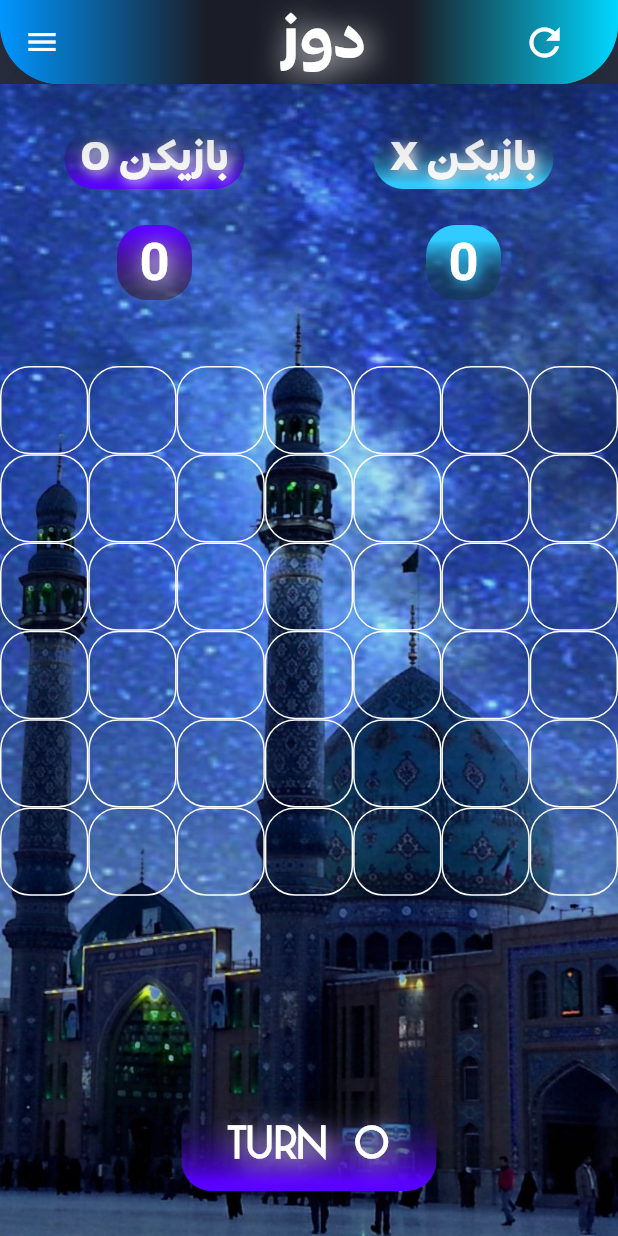
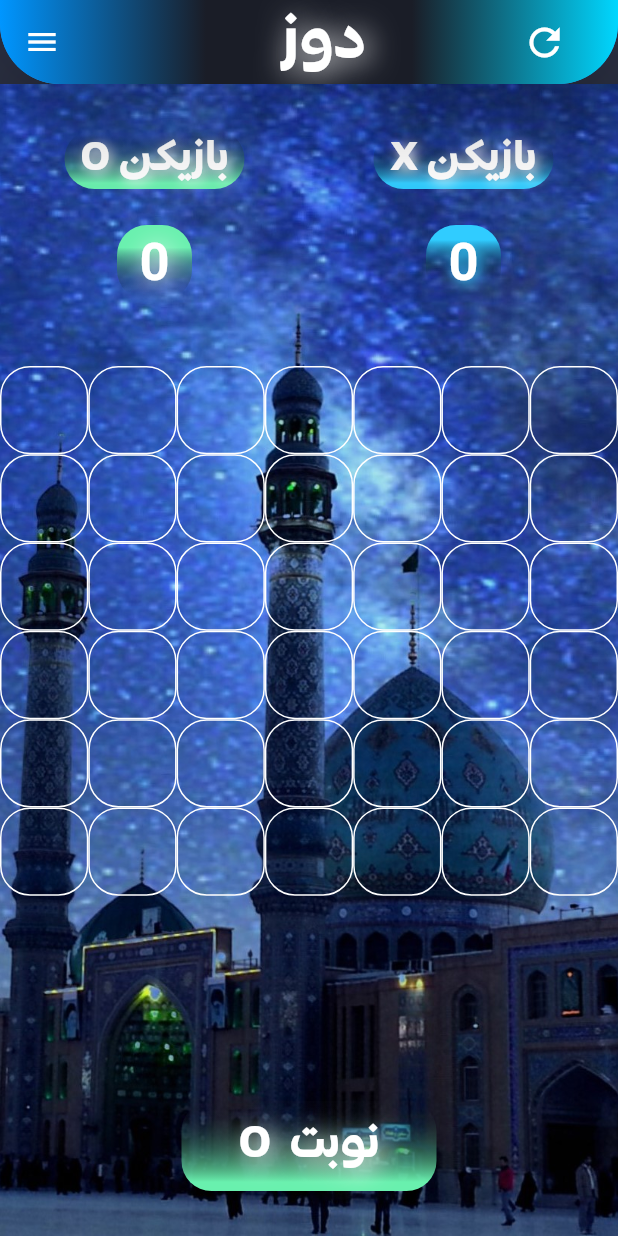
Before and after one commit to amirkhosrwiy/Dooz, a Flutter app: the Home2 screen opened directly, on a phone screen of 412 x 824 dp. Run offline on Flutter 3.47's test engine with Material 2 defaults, Android fonts, the light colour scheme and no system bars; our stand-ins replace gradient_borders.

Commit message:
completed Edits in 13:40  1402/2/3

```diff
--- a/lib/main.dart
+++ b/lib/main.dart
@@ -1,7 +1,7 @@
 import 'dart:async';
 import 'package:application_dooz/screens/selection_game.dart';
 import 'package:flutter/material.dart';
-import 'package:lottie/lottie.dart';
+// import 'package:lottie/lottie.dart';
 import 'package:flutter/services.dart';
 
 void main() async {
@@ -104,7 +104,7 @@ class _SplashScreenState extends State<SplashScreen> {
                 SizedBox(height: 260),
                 Center(
                   child: Text(
-                    'طراح نرم افزار: امیر خسروی',
+                    'طراح نرم افزار: سید رضا موسوی ',
                     style: TextStyle(
                       color: Color(0xff00D7FF),
                       fontFamily: 'QT',
--- a/lib/screens/home2_screen.dart
+++ b/lib/screens/home2_screen.dart
@@ -282,9 +282,9 @@ class _HomeState2 extends State<Home2> {
         height: 60,
         child: Center(
           child: Text(
-            isTurnO ? 'Turn  O' : 'Turn  X',
+            isTurnO ? 'O  نوبت' : 'X  نوبت',
             style: TextStyle(
-              fontFamily: 'GI',
+              fontFamily: 'QT',
               shadows: [
                 Shadow(
                   blurRadius: 20.0, // shadow blur
@@ -304,7 +304,7 @@ class _HomeState2 extends State<Home2> {
             end: Alignment.bottomLeft,
             colors: [
               Color(0xff1A1D27).withOpacity(0.1),
-              isTurnO ? Color(0xff5800FF) : Color(0xff30CCFF),
+              isTurnO ? Colors.greenAccent : Color(0xff30CCFF),
             ],
             stops: [0.1, 0.9],
           ),
@@ -334,7 +334,7 @@ class _HomeState2 extends State<Home2> {
                   color: xOrOList[index] == 'X'
                       ? Color(0xff30CCFF)
                       : xOrOList[index] == 'O'
-                          ? Color(0xff5800FF)
+                          ? Colors.greenAccent
                           : Color(0xffFFFFFF),
                 ),
                 borderRadius: BorderRadius.circular(20),
@@ -343,13 +343,12 @@ class _HomeState2 extends State<Home2> {
                 child: Text(
                   xOrOList[index],
                   style: TextStyle(
-                    fontSize: 60,
-                    fontFamily: 'GI',
-                    fontWeight: FontWeight.bold,
-                    color: xOrOList[index] == 'X'
-                        ? Color(0xff30CCFF)
-                        : Color(0xff5800FF),
-                  ),
+                      fontSize: 60,
+                      fontFamily: 'GI',
+                      fontWeight: FontWeight.bold,
+                      color: xOrOList[index] == 'X'
+                          ? Color(0xff30CCFF)
+                          : Colors.greenAccent),
                 ),
               ),
             ),
@@ -975,8 +974,8 @@ class _HomeState2 extends State<Home2> {
                         begin: Alignment.topLeft,
                         end: Alignment.bottomLeft,
                         colors: [
-                          Color(0xff1A1D27).withOpacity(0.1),
-                          Color(0xff5800FF),
+                          Colors.transparent,
+                          Colors.greenAccent,
                         ],
                         stops: [
                           0.1,
@@ -1015,11 +1014,11 @@ class _HomeState2 extends State<Home2> {
                         begin: Alignment.topLeft,
                         end: Alignment.bottomLeft,
                         colors: [
-                          Color(0xff5800FF),
-                          Color.fromARGB(255, 54, 12, 18).withOpacity(0.5),
+                          Colors.greenAccent,
+                          Colors.transparent,
                         ],
                         stops: [
-                          0.1,
+                          0.3,
                           0.9
                         ]),
                     borderRadius: BorderRadius.circular(20),
@@ -1061,11 +1060,11 @@ class _HomeState2 extends State<Home2> {
                         begin: Alignment.topLeft,
                         end: Alignment.bottomLeft,
                         colors: [
-                          Color(0xff1A1D27).withOpacity(0.1),
+                          Colors.transparent,
                           Color(0xff30CCFF),
                         ],
                         stops: [
-                          0.1,
+                          0.3,
                           0.9
                         ]),
                     borderRadius: BorderRadius.circular(20),
@@ -1102,7 +1101,7 @@ class _HomeState2 extends State<Home2> {
                         end: Alignment.bottomLeft,
                         colors: [
                           Color(0xff30CCFF),
-                          Color.fromARGB(255, 14, 57, 71).withOpacity(0.5),
+                          Colors.transparent,
                         ],
                         stops: [
                           0.2,
--- a/lib/screens/selection_game.dart
+++ b/lib/screens/selection_game.dart
@@ -134,7 +134,7 @@ class GotoHome_Screen extends StatelessWidget {
                           border: const GradientBoxBorder(
                             gradient: LinearGradient(
                               colors: [
-                                Color(0xff0096FF),
+                                Colors.greenAccent,
                                 Color(0xff00D7FF),
                               ],
                             ),
@@ -197,7 +197,7 @@ class GotoHome_Screen extends StatelessWidget {
                                   border: const GradientBoxBorder(
                                     gradient: LinearGradient(
                                       colors: [
-                                        Color(0xff0096FF),
+                                        Colors.greenAccent,
                                         Color(0xff00D7FF),
                                       ],
                                     ),
```
Also changed, not shown: lib/screens/about_screen.dart (+21 -21 lines), lib/screens/home_screen.dart (+12 -12 lines).
